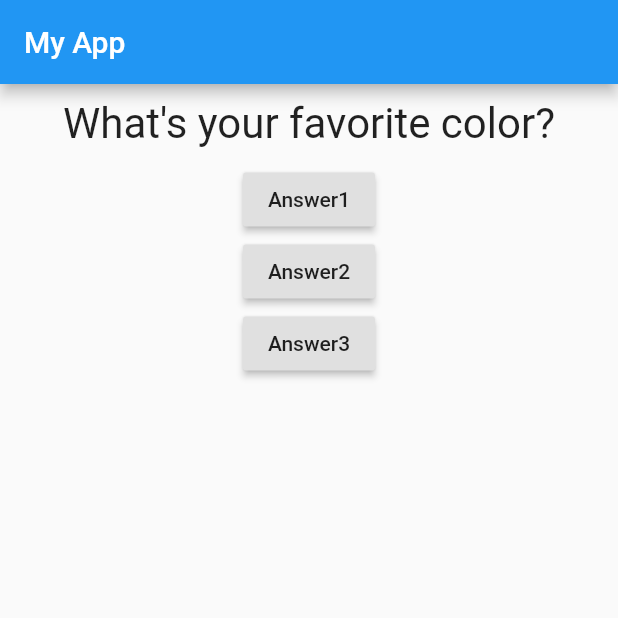
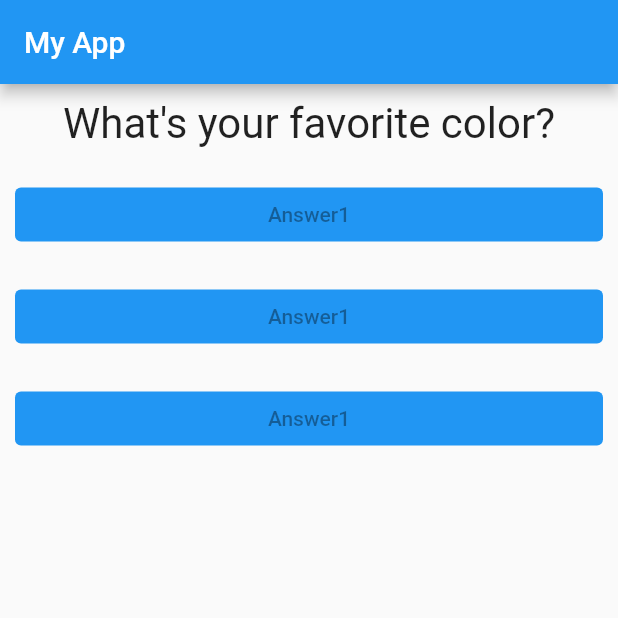
Before and after one commit to EleoXDA/Quiz_App, a Flutter app: the screen it shows after launch, on a phone screen of 412 x 824 dp, the top half of it. Run offline on Flutter 3.47's test engine with Material 2 defaults, Android fonts, the phone set to English and light mode, and no system bars.

Commit message:
Introduce answer.dart to store answers

```diff
--- /dev/null
+++ b/lib/answer.dart
@@ -0,0 +1,20 @@
+import 'package:flutter/material.dart';
+
+class Answer extends StatelessWidget {
+  const Answer({Key? key}) : super(key: key);
+
+  @override
+  Widget build(BuildContext context) {
+    return Container(
+      width: double.infinity,
+      margin: const EdgeInsets.all(10),
+      child: ElevatedButton(
+        style: ButtonStyle(
+          backgroundColor: MaterialStateProperty.all(Colors.blue),
+        ),
+        child: const Text('Answer1'),
+        onPressed: null,
+      ),
+    );
+  }
+}
--- a/lib/main.dart
+++ b/lib/main.dart
@@ -1,6 +1,7 @@
 import 'package:flutter/material.dart';
 
 import './question.dart';
+import './answer.dart';
 
 //void main() {
 //  runApp(QuizApp());
@@ -37,18 +38,9 @@ class _QuizAppState extends State<QuizApp> {
             appBar: AppBar(title: const Text('My App')),
             body: Column(children: [
               Question(questions[_questionIndex]),
-              RaisedButton(
-                child: Text('Answer1'),
-                onPressed: _answerQuestion,
-              ),
-              RaisedButton(
-                child: Text('Answer2'),
-                onPressed: () => print('Answer2 chosen'),
-              ),
-              RaisedButton(
-                child: Text('Answer3'),
-                onPressed: () => print('Answer3 chosen!'),
-              )
+              Answer(),
+              Answer(),
+              Answer(),
             ])));
   } // build
 } // QuizApp
```
